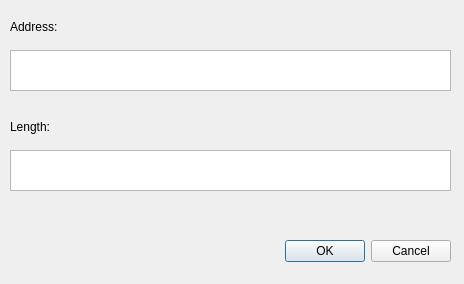
The window that idangr/ui/addmem.ui (andreafioraldi/IDAngr) describes before a commit, drawn with Qt 5.
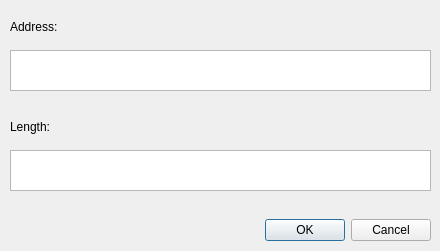
The same window after the commit.

```diff
--- a/idangr/ui/addmem.ui
+++ b/idangr/ui/addmem.ui
@@ -6,8 +6,8 @@
    <rect>
     <x>0</x>
     <y>0</y>
-    <width>464</width>
-    <height>284</height>
+    <width>440</width>
+    <height>251</height>
    </rect>
   </property>
   <property name="windowTitle">
@@ -16,8 +16,8 @@
   <widget class="QDialogButtonBox" name="buttonBox">
    <property name="geometry">
     <rect>
-     <x>90</x>
-     <y>231</y>
+     <x>70</x>
+     <y>210</y>
      <width>361</width>
      <height>41</height>
     </rect>
@@ -34,7 +34,7 @@
     <rect>
      <x>10</x>
      <y>50</y>
-     <width>441</width>
+     <width>421</width>
      <height>41</height>
     </rect>
    </property>
@@ -73,7 +73,7 @@
     <rect>
      <x>10</x>
      <y>150</y>
-     <width>441</width>
+     <width>421</width>
      <height>41</height>
     </rect>
    </property>
```
